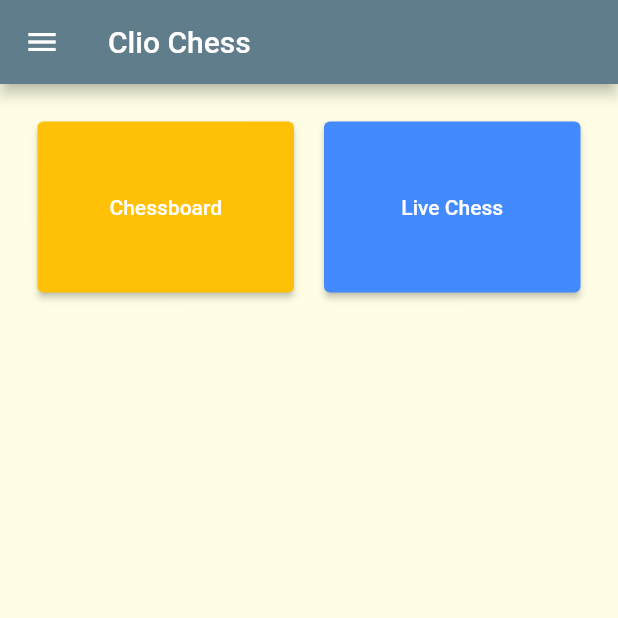
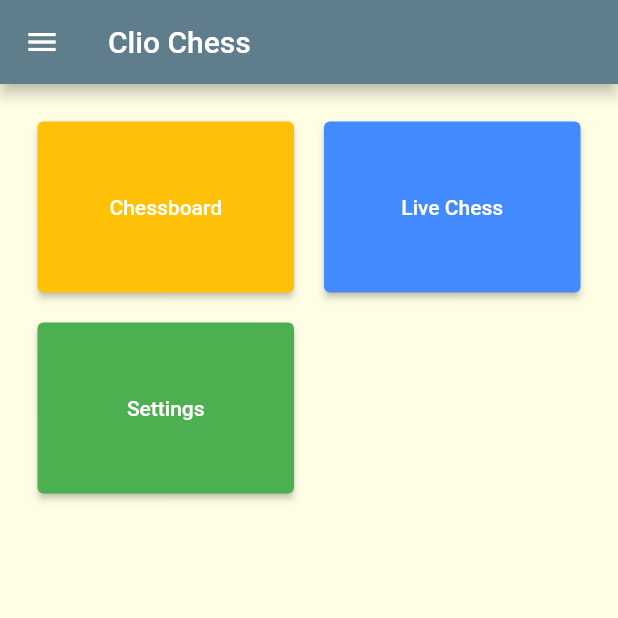
Before and after one commit to simsim2030/clio_chess_Amp_v1, a Flutter app: the screen it shows after launch, on a phone screen of 412 x 824 dp, the top half of it. Run offline on Flutter 3.47's test engine with Material 2 defaults, Android fonts, the phone set to English and light mode, and no system bars; our stand-ins replace flutter_blue; missing offline and left inert: chess, flutter_stateless_chessboard; Roboto replaces fonts that are missing (Raleway-Bold).

Commit message:
Add Setting Pag3

```diff
--- a/lib/main.dart
+++ b/lib/main.dart
@@ -2,8 +2,8 @@ import 'package:flutter/cupertino.dart';
 import 'package:flutter/material.dart';
 import 'pages/home_page.dart';
 import 'pages/ble_search_page.dart';
-import 'pages/live_chessboard_page.dart';
 import 'pages/offline_chess_page.dart';
+import 'pages/setting_page.dart';
 
 void main() => runApp(MyApp());
 
@@ -31,6 +31,7 @@ class MyApp extends StatelessWidget {
       routes: {
         FlutterBlueApp.routeName: (ctx) => FlutterBlueApp(),
         OfflineChessPage.routeName: (ctx) => OfflineChessPage(),
+        SettingPage.routeName: (ctx) => SettingPage(),
       },
     );
   }
--- a/lib/pages/home_page.dart
+++ b/lib/pages/home_page.dart
@@ -1,3 +1,4 @@
+import 'package:clio_chess_app/pages/setting_page.dart';
 import 'package:flutter/material.dart';
 import 'ble_search_page.dart';
 import 'offline_chess_page.dart';
@@ -60,6 +61,21 @@ class MainScreen extends StatelessWidget {
               ),
             ),
           ),
+          // Setting Button
+          ElevatedButton(
+            onPressed: () {
+              Navigator.pushNamed(context, SettingPage.routeName);
+            },
+            style: ButtonStyle(
+              backgroundColor: MaterialStateProperty.all<Color>(Colors.green),
+            ),
+            child: Text(
+              'Settings',
+              style: TextStyle(
+                color: Colors.white,
+              ),
+            ),
+          ),
           // // Data Testing Button
           // ElevatedButton(
           //   onPressed: () {
```
Also changed, not shown: lib/pages/setting_page.dart (added, +17 -0 lines), 1 other file.
